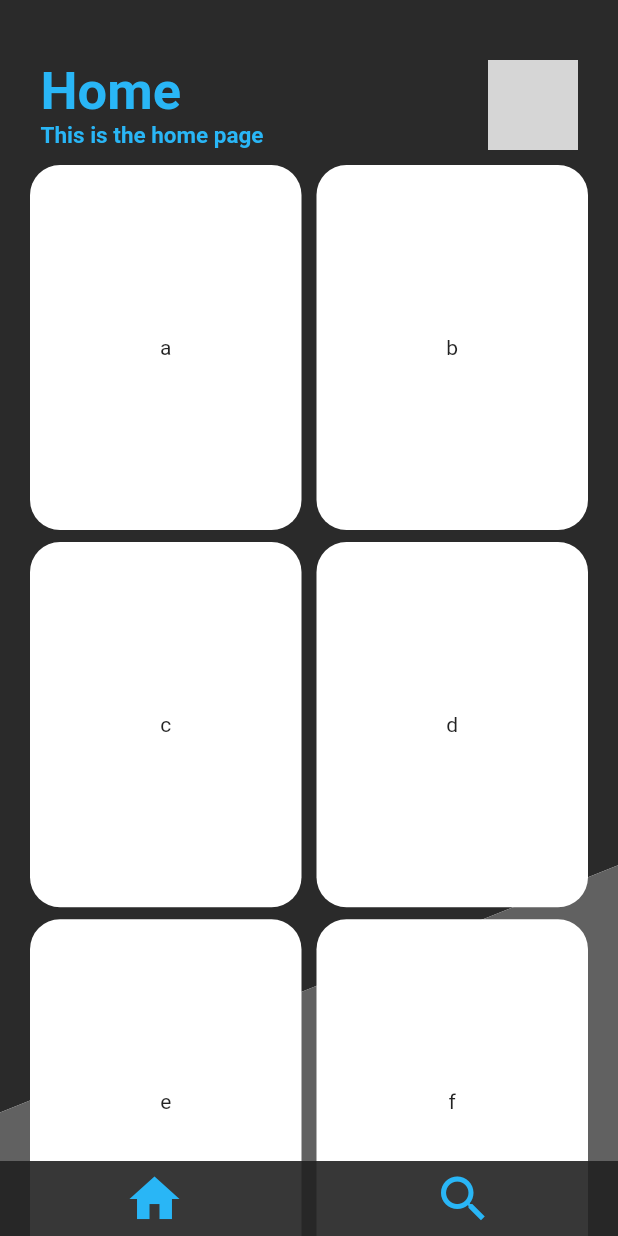
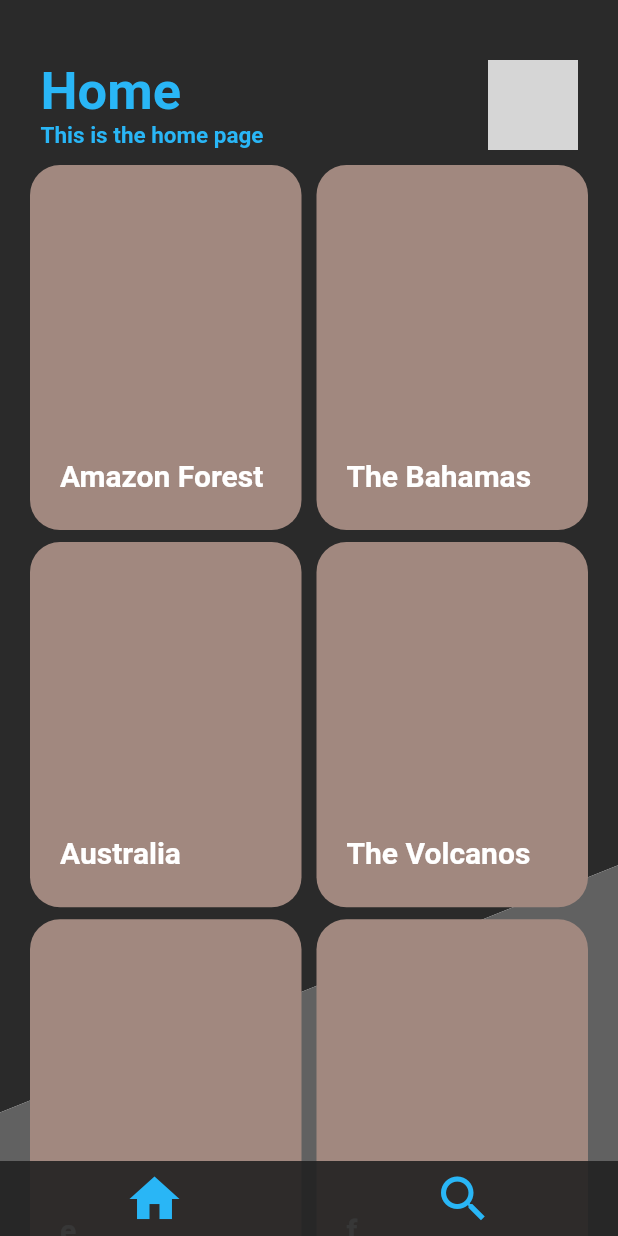
Before and after one commit to SzyAgustin/flutter_photify, a Flutter app: the screen it shows after launch, on a phone screen of 412 x 824 dp. Run offline on Flutter 3.47's test engine with Material 2 defaults, Android fonts, the phone set to English and light mode, and no system bars; network calls fail; grey boxes are pictures that could not be loaded.

Commit message:
adding titles to the photos

```diff
--- a/lib/src/photos_list.dart
+++ b/lib/src/photos_list.dart
@@ -2,20 +2,19 @@ import 'package:flutter/material.dart';
 
 class PhotosList extends StatelessWidget {
   final List<String> photos = [
-    'a',
-    'b',
-    'c',
-    'd',
+    'Amazon Forest',
+    'The Bahamas',
+    'Australia',
+    'The Volcanos',
     'e',
     'f',
     'g',
     'h',
     'i',
     'j',
-    'k',
-
-  ]; //should be a list of images (or maybe urls of images).
-  //After, should be a stream probably
+    'k'
+  ];
+  //After, should be a stream, containing image, name, description, date, etc etc
 
   @override
   Widget build(BuildContext context) {
@@ -48,11 +47,24 @@ class PhotosList extends StatelessWidget {
       padding: const EdgeInsets.only(bottom: 8.0),
       child: Container(
         decoration: BoxDecoration(
-          color: Colors.white,
+          color: Colors.brown[300],
           borderRadius: BorderRadius.circular(20),
         ),
         child: Center(
-          child: Text(photos[i]),
+          child: Stack(
+            children: <Widget>[
+              Positioned(
+                bottom: 25,
+                right: 20,
+                left: 20,
+                child: Text(photos[i],
+                    style: TextStyle(
+                        color: Colors.white,
+                        fontSize: 20,
+                        fontWeight: FontWeight.w600)),
+              ),
+            ],
+          ),
         ),
       ),
     );
```
